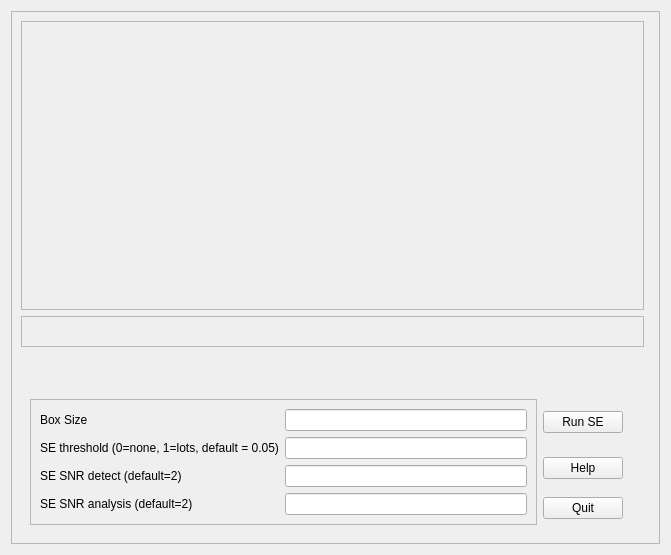
Before: the Qt Designer form maskWidget.ui in rfinn/halphagui, drawn with Qt 5.
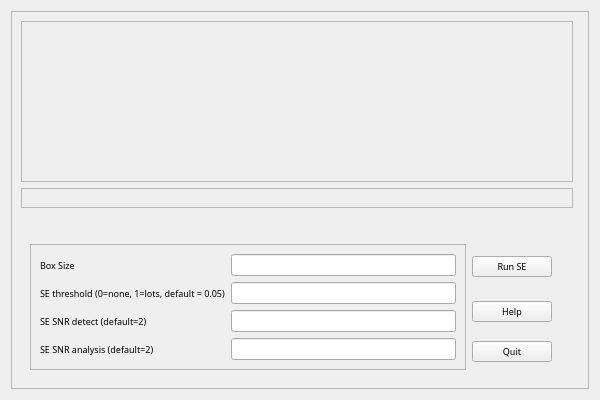
After: the same form once the commit is applied.

Patch:
```diff
--- a/maskWidget.ui
+++ b/maskWidget.ui
@@ -6,10 +6,16 @@
    <rect>
     <x>0</x>
     <y>0</y>
-    <width>671</width>
-    <height>555</height>
+    <width>600</width>
+    <height>400</height>
    </rect>
   </property>
+  <property name="font">
+   <font>
+    <family>STIX</family>
+    <pointsize>7</pointsize>
+   </font>
+  </property>
   <property name="windowTitle">
    <string>Form</string>
   </property>
```
